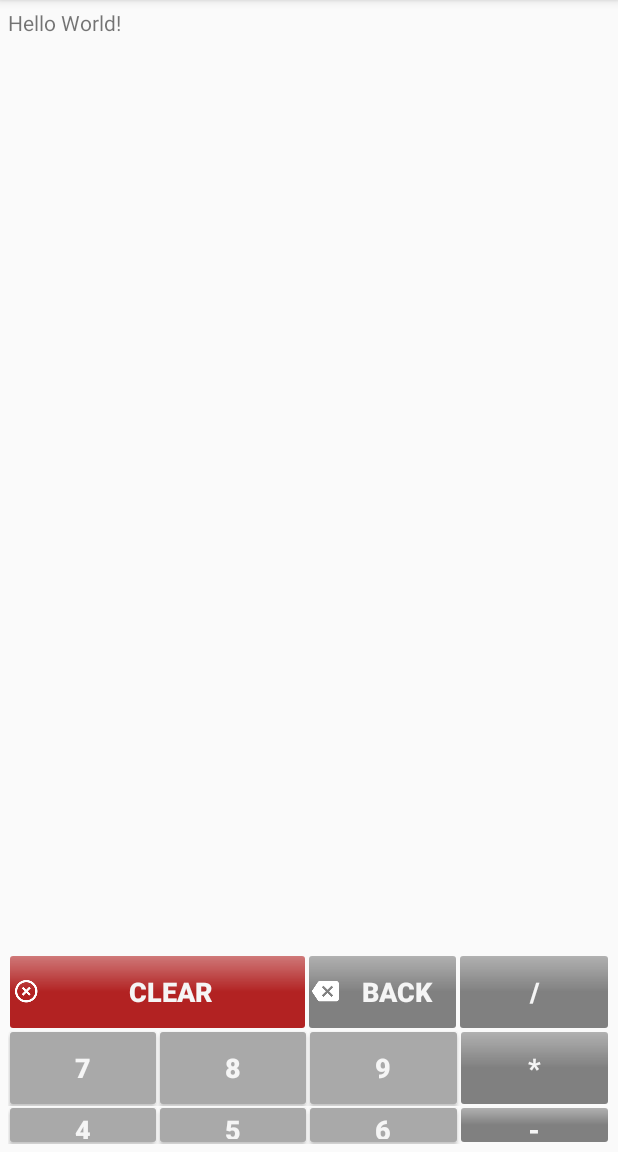
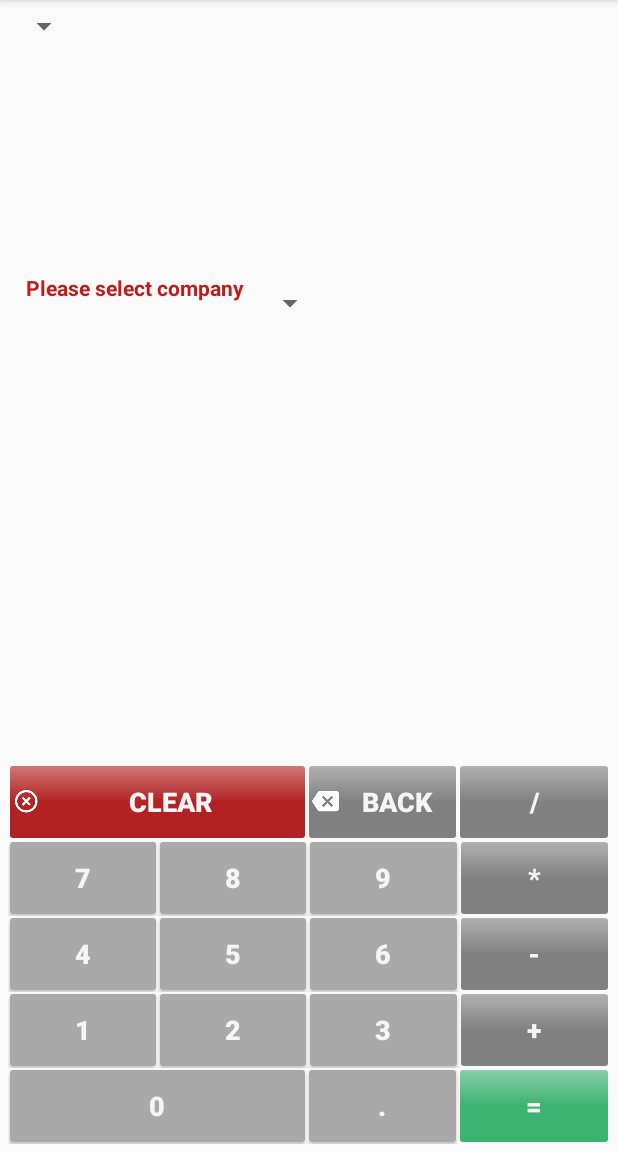
Before and after one commit to andela-oadelemoni/checkpoint3, an Android app: the screen it shows after launch (MainActivity), on a phone screen of 412 x 824 dp, the part 84-1236 px from its top. Run offline under Robolectric (Android 15) with nearby library versions, the phone set to English and light mode, and no system bars.

Commit message:
[#105181644] Implement Currency selector placeholders

```diff
--- /dev/null
+++ b/app/src/main/java/com/andela/www/currencycalculator/CurrencyAdapter.java
@@ -0,0 +1,85 @@
+package com.andela.www.currencycalculator;
+
+import android.app.Activity;
+import android.content.Context;
+import android.content.res.Resources;
+import android.view.LayoutInflater;
+import android.view.View;
+import android.view.ViewGroup;
+import android.widget.ArrayAdapter;
+import android.widget.ImageView;
+import android.widget.TextView;
+
+import java.util.ArrayList;
+
+/**
+ * Created by kamiye on 10/9/15.
+ */
+public class CurrencyAdapter extends ArrayAdapter<String> {
+
+    private Activity activity;
+    private ArrayList data;
+    public Resources res;
+    CurrencyModel tempValues=null;
+    LayoutInflater inflater;
+
+    /*************  CustomAdapter Constructor *****************/
+    public CurrencyAdapter(Context context, int textViewResourceId, ArrayList objects,
+            Resources resLocal)
+    {
+        super(context, textViewResourceId, objects);
+
+        /********** Take passed values **********/
+        activity = (Activity) context;
+        data     = objects;
+        res      = resLocal;
+
+        /***********  Layout inflator to call external xml layout () **********************/
+        inflater = (LayoutInflater)activity.getSystemService(Context.LAYOUT_INFLATER_SERVICE);
+
+    }
+
+    @Override
+    public View getDropDownView(int position, View convertView,ViewGroup parent) {
+        return getCustomView(position, convertView, parent);
+    }
+
+    @Override
+    public View getView(int position, View convertView, ViewGroup parent) {
+        return getCustomView(position, convertView, parent);
+    }
+
+    // This funtion called for each row ( Called data.size() times )
+    public View getCustomView(int position, View convertView, ViewGroup parent) {
+
+        /********** Inflate spinner_rows.xml file for each row ( Defined below ) ************/
+        View row = inflater.inflate(R.layout.spinner_rows, parent, false);
+
+        /***** Get each Model object from Arraylist ********/
+        tempValues = null;
+        tempValues = (CurrencyModel) data.get(position);
+
+        TextView label        = (TextView)row.findViewById(R.id.company);
+        TextView sub          = (TextView)row.findViewById(R.id.sub);
+        ImageView companyLogo = (ImageView)row.findViewById(R.id.image);
+
+        if(position==0){
+
+            // Default selected Spinner item
+            label.setText("Please select company");
+            sub.setText("");
+        }
+        else
+        {
+            // Set values for spinner each row
+            label.setText(tempValues.getCurrencyName());
+            sub.setText(tempValues.getUrl());
+            companyLogo.setImageResource(res.getIdentifier
+                    ("com.androidexample.customspinner:drawable/"
+                            + tempValues.getImage(),null,null));
+
+        }
+
+        return row;
+    }
+}
--- /dev/null
+++ b/app/src/main/java/com/andela/www/currencycalculator/CurrencyModel.java
@@ -0,0 +1,43 @@
+package com.andela.www.currencycalculator;
+
+/**
+ * Created by kamiye on 10/9/15.
+ */
+public class CurrencyModel {
+
+    private  String CompanyName="";
+    private  String Image="";
+    private  String Url="";
+
+    /*********** Set Methods ******************/
+    public void setCurrencyName(String CompanyName)
+    {
+        this.CompanyName = CompanyName;
+    }
+
+    public void setImage(String Image)
+    {
+        this.Image = Image;
+    }
+
+    public void setUrl(String Url)
+    {
+        this.Url = Url;
+    }
+
+    /*********** Get Methods ****************/
+    public String getCurrencyName()
+    {
+        return this.CompanyName;
+    }
+
+    public String getImage()
+    {
+        return this.Image;
+    }
+
+    public String getUrl()
+    {
+        return this.Url;
+    }
+}
--- a/app/src/main/java/com/andela/www/currencycalculator/MainActivity.java
+++ b/app/src/main/java/com/andela/www/currencycalculator/MainActivity.java
@@ -8,8 +8,22 @@ import android.support.v7.widget.Toolbar;
 import android.view.View;
 import android.view.Menu;
 import android.view.MenuItem;
+import android.widget.Button;
+import android.widget.Spinner;
+import android.widget.TextView;
+import android.widget.Toast;
+
+import java.util.ArrayList;
 
 public class MainActivity extends AppCompatActivity {
+
+    private TextView calculator_screen;
+    private float lastResult = 0;
+    private String previousInput = "";
+    private String currentInput = "";
+    private Spinner startingCurrency;
+    private CurrencyAdapter spinnerAdapter;
+    public ArrayList<CurrencyModel> currencyValues = new ArrayList<>();
 
     @Override
     protected void onCreate(Bundle savedInstanceState) {
@@ -17,6 +31,24 @@ public class MainActivity extends AppCompatActivity {
         setContentView(R.layout.activity_main);
         Toolbar toolbar = (Toolbar) findViewById(R.id.toolbar);
         setSupportActionBar(toolbar);
+
+        // set calculator screen
+        calculator_screen = (TextView) findViewById(R.id.calculator_screen);
+
+        CurrencyModel sched = new CurrencyModel();
+
+        /******* Firstly take data in model object ******/
+        sched.setCurrencyName("Company ");
+        sched.setImage("image");
+        sched.setUrl("http:\\www.company.com");
+
+        /******** Take Model Object in ArrayList **********/
+        currencyValues.add(sched);
+
+        startingCurrency = (Spinner) findViewById(R.id.starting_currency_picker);
+        spinnerAdapter = new CurrencyAdapter(this, R.layout.spinner_rows, currencyValues, getResources());
+
+        startingCurrency.setAdapter(spinnerAdapter);
     }
 
     @Override
@@ -40,4 +72,68 @@ public class MainActivity extends AppCompatActivity {
 
         return super.onOptionsItemSelected(item);
     }
+
+    public void buttonClickAction(View view) {
+        switch (view.getId()) {
+            case R.id.number_0:
+            case R.id.number_1:
+            case R.id.number_2:
+            case R.id.number_3:
+            case R.id.number_4:
+            case R.id.number_5:
+            case R.id.number_6:
+            case R.id.number_7:
+            case R.id.number_8:
+            case R.id.number_9:
+                // get the integer value of the number
+                int value = Integer.valueOf(((Button) view).getText().toString());
+                processNumberClick(value);
+                break;
+            case R.id.divide:
+            case R.id.multiply:
+            case R.id.add:
+            case R.id.subtract:
+                arithmeticOperation(view.getId());
+                break;
+            case R.id.cancel_action:
+                resetCalculator();
+                break;
+            case R.id.back:
+                backOneSpace();
+                break;
+            case R.id.equal:
+                calculate();
+                break;
+        }
+    }
+
+    private void processNumberClick(int number) {
+        if (!zeroInput(number))
+            currentInput += number;
+        displayResult(currentInput);
+    }
+
+    private boolean zeroInput(int number) {
+        return (previousInput.equals("") && number == 0);
+    }
+
+    private void arithmeticOperation(int operand) {
+
+    }
+
+    private void calculate() {
+
+    }
+
+    private void resetCalculator() {
+
+    }
+
+    private void backOneSpace() {
+
+    }
+
+    private void displayResult(String result) {
+        calculator_screen.setText(result);
+    }
 }
--- a/app/src/main/res/layout/content_main.xml
+++ b/app/src/main/res/layout/content_main.xml
@@ -10,17 +10,61 @@
     tools:context=".MainActivity"
     tools:showIn="@layout/activity_main">
 
+    <!-- Destination Currency -->
+    <LinearLayout
+        android:layout_width="match_parent"
+        android:layout_height="0dp"
+        android:layout_weight="2"
+        android:orientation="horizontal">
+
+        <Spinner
+            android:id="@+id/destination_currency_picker"
+            android:layout_width="wrap_content"
+            android:layout_height="wrap_content">
+
+        </Spinner>
+
+        <TextView
+            android:id="@+id/destination_currency"
+            android:layout_width="wrap_content"
+            android:layout_height="wrap_content" />
+
+    </LinearLayout>
+
+    <!-- Starting Currency -->
+    <LinearLayout
+        android:layout_width="match_parent"
+        android:layout_height="0dp"
+        android:layout_weight="2"
+        android:orientation="horizontal">
+
+        <Spinner
+            android:id="@+id/starting_currency_picker"
+            android:layout_width="wrap_content"
+            android:layout_height="wrap_content">
+
+        </Spinner>
+
+        <TextView
+            android:id="@+id/starting_currency"
+            android:layout_width="wrap_content"
+            android:layout_height="wrap_content" />
+
+    </LinearLayout>
+
+    <!-- Calculator screen -->
     <TextView
-        android:layout_width="wrap_content"
+        android:id="@+id/calculator_screen"
+        android:layout_width="match_parent"
         android:layout_height="0dp"
-        android:layout_weight="5"
-        android:text="Hello World!" />
+        android:layout_weight="2"
+        android:gravity="end"
+        android:textSize="40sp" />
 
     <!-- Calculator interface -->
     <LinearLayout
         android:layout_width="match_parent"
-        android:layout_height="0dp"
-        android:layout_weight="1"
+        android:layout_height="wrap_content"
         android:orientation="vertical">
 
         <LinearLayout
--- /dev/null
+++ b/app/src/main/res/layout/spinner_rows.xml
@@ -0,0 +1,32 @@
+<?xml version="1.0" encoding="utf-8"?>
+<RelativeLayout xmlns:android="http://schemas.android.com/apk/res/android"
+    android:layout_width="fill_parent"
+    android:layout_height="wrap_content"
+    android:orientation="vertical"
+    android:padding="3dip"
+    >
+    <ImageView
+        android:id="@+id/image"
+        android:layout_width="wrap_content"
+        android:layout_height="wrap_content"
+        />
+    <TextView
+        android:layout_toRightOf="@+id/image"
+        android:padding="3dip"
+        android:layout_marginTop="2dip"
+        android:textColor="@drawable/red"
+        android:textStyle="bold"
+        android:id="@+id/company"
+        android:layout_marginLeft="5dip"
+        android:layout_width="wrap_content"
+        android:layout_height="wrap_content"/>
+    <TextView
+        android:layout_toRightOf="@+id/image"
+        android:padding="2dip"
+        android:textColor="@drawable/darkgrey"
+        android:layout_marginLeft="5dip"
+        android:id="@+id/sub"
+        android:layout_below="@+id/company"
+        android:layout_width="wrap_content"
+        android:layout_height="wrap_content"/>
+</RelativeLayout>
--- a/app/src/main/res/values/styles.xml
+++ b/app/src/main/res/values/styles.xml
@@ -22,6 +22,7 @@
         <item name="android:layout_height">wrap_content</item>
         <item name="android:layout_width">0dp</item>
         <item name="android:layout_weight">1</item>
+        <item name="android:onClick">buttonClickAction</item>
     </style>
 
     <!-- Plain number grid styles -->
```
Also changed, not shown: app/src/main/res/values/strings.xml (+16 -0 lines).
